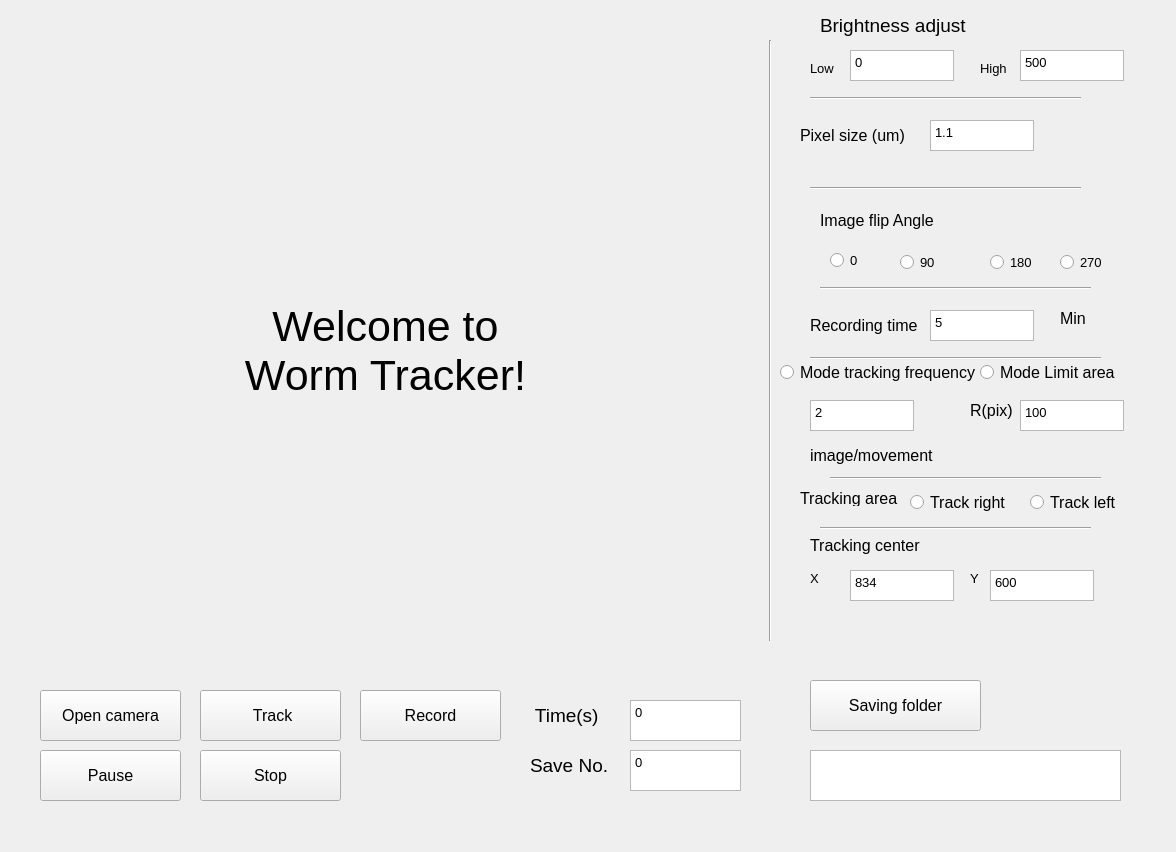
Before: the Qt Designer form track.ui in qazx8855/C.elegans_tracker, drawn with Qt 5.
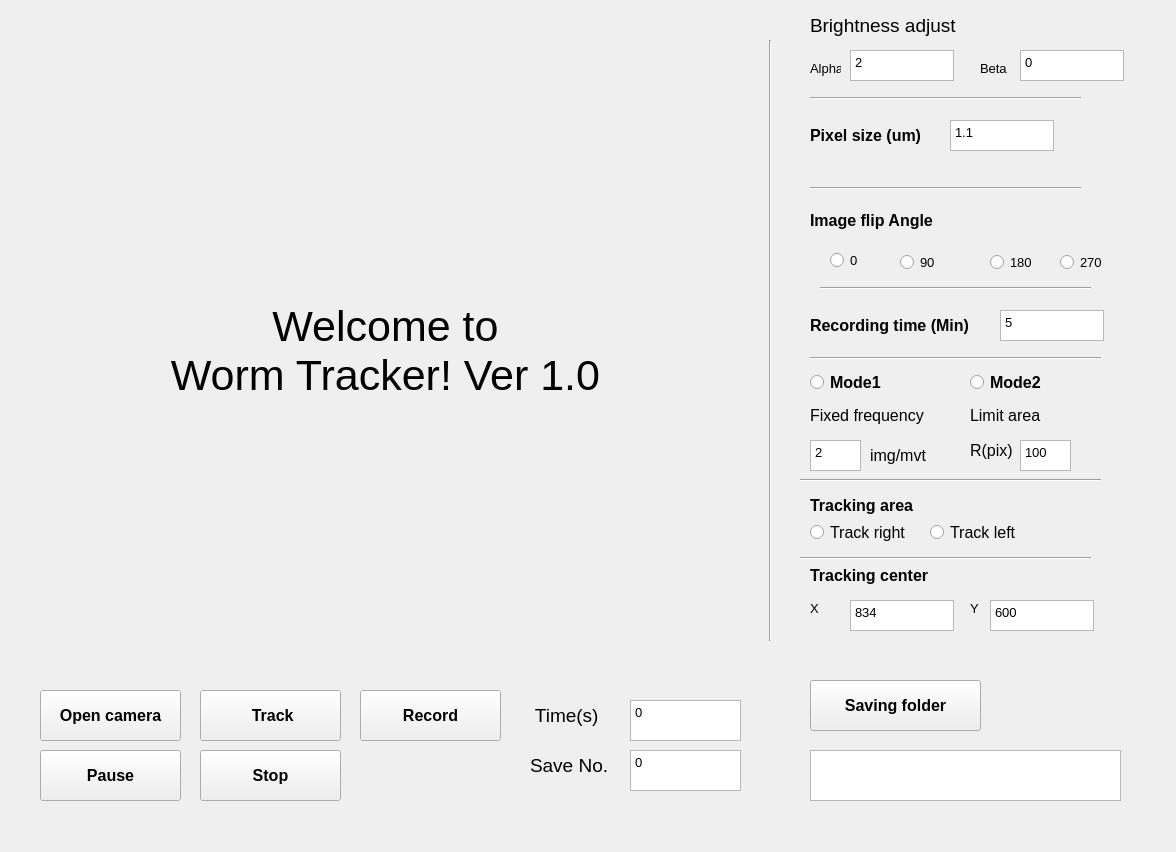
After: the same form once the commit is applied.

```diff
--- a/track.ui
+++ b/track.ui
@@ -34,7 +34,7 @@
    </property>
    <property name="text">
     <string>Welcome to 
-Worm Tracker!</string>
+Worm Tracker! Ver 1.0</string>
    </property>
    <property name="textFormat">
     <enum>Qt::PlainText</enum>
@@ -68,6 +68,8 @@
    <property name="font">
     <font>
      <pointsize>12</pointsize>
+     <weight>75</weight>
+     <bold>true</bold>
     </font>
    </property>
    <property name="text">
@@ -96,6 +98,8 @@
    <property name="font">
     <font>
      <pointsize>12</pointsize>
+     <weight>75</weight>
+     <bold>true</bold>
     </font>
    </property>
    <property name="text">
@@ -129,14 +133,14 @@
 &lt;html&gt;&lt;head&gt;&lt;meta name=&quot;qrichtext&quot; content=&quot;1&quot; /&gt;&lt;style type=&quot;text/css&quot;&gt;
 p, li { white-space: pre-wrap; }
 &lt;/style&gt;&lt;/head&gt;&lt;body style=&quot; font-family:'MS Shell Dlg 2'; font-size:10pt; font-weight:400; font-style:normal;&quot;&gt;
-&lt;p style=&quot; margin-top:0px; margin-bottom:0px; margin-left:0px; margin-right:0px; -qt-block-indent:0; text-indent:0px;&quot;&gt;&lt;span style=&quot; font-family:'Microsoft YaHei UI';&quot;&gt;500&lt;/span&gt;&lt;/p&gt;&lt;/body&gt;&lt;/html&gt;</string>
+&lt;p style=&quot; margin-top:0px; margin-bottom:0px; margin-left:0px; margin-right:0px; -qt-block-indent:0; text-indent:0px;&quot;&gt;&lt;span style=&quot; font-family:'Microsoft YaHei UI';&quot;&gt;0&lt;/span&gt;&lt;/p&gt;&lt;/body&gt;&lt;/html&gt;</string>
    </property>
   </widget>
   <widget class="QLabel" name="label_7">
    <property name="geometry">
     <rect>
      <x>810</x>
-     <y>570</y>
+     <y>600</y>
      <width>54</width>
      <height>16</height>
     </rect>
@@ -149,7 +153,7 @@
    <property name="geometry">
     <rect>
      <x>810</x>
-     <y>530</y>
+     <y>560</y>
      <width>161</width>
      <height>31</height>
     </rect>
@@ -157,6 +161,8 @@
    <property name="font">
     <font>
      <pointsize>12</pointsize>
+     <weight>75</weight>
+     <bold>true</bold>
     </font>
    </property>
    <property name="text">
@@ -167,7 +173,7 @@
    <property name="geometry">
     <rect>
      <x>850</x>
-     <y>570</y>
+     <y>600</y>
      <width>104</width>
      <height>31</height>
     </rect>
@@ -197,7 +203,7 @@
    <property name="geometry">
     <rect>
      <x>990</x>
-     <y>570</y>
+     <y>600</y>
      <width>104</width>
      <height>31</height>
     </rect>
@@ -235,17 +241,19 @@
    <property name="font">
     <font>
      <pointsize>12</pointsize>
+     <weight>75</weight>
+     <bold>true</bold>
     </font>
    </property>
    <property name="text">
-    <string>Recording time</string>
+    <string>Recording time (Min)</string>
    </property>
   </widget>
   <widget class="QLabel" name="label_8">
    <property name="geometry">
     <rect>
      <x>970</x>
-     <y>570</y>
+     <y>600</y>
      <width>54</width>
      <height>16</height>
     </rect>
@@ -268,13 +276,13 @@
 &lt;html&gt;&lt;head&gt;&lt;meta name=&quot;qrichtext&quot; content=&quot;1&quot; /&gt;&lt;style type=&quot;text/css&quot;&gt;
 p, li { white-space: pre-wrap; }
 &lt;/style&gt;&lt;/head&gt;&lt;body style=&quot; font-family:'MS Shell Dlg 2'; font-size:10pt; font-weight:400; font-style:normal;&quot;&gt;
-&lt;p style=&quot; margin-top:0px; margin-bottom:0px; margin-left:0px; margin-right:0px; -qt-block-indent:0; text-indent:0px;&quot;&gt;&lt;span style=&quot; font-family:'Microsoft YaHei UI';&quot;&gt;0&lt;/span&gt;&lt;/p&gt;&lt;/body&gt;&lt;/html&gt;</string>
+&lt;p style=&quot; margin-top:0px; margin-bottom:0px; margin-left:0px; margin-right:0px; -qt-block-indent:0; text-indent:0px;&quot;&gt;&lt;span style=&quot; font-family:'Microsoft YaHei UI';&quot;&gt;2&lt;/span&gt;&lt;/p&gt;&lt;/body&gt;&lt;/html&gt;</string>
    </property>
   </widget>
   <widget class="QLabel" name="label_12">
    <property name="geometry">
     <rect>
-     <x>820</x>
+     <x>810</x>
      <y>10</y>
      <width>151</width>
      <height>31</height>
@@ -293,8 +301,8 @@
    <property name="geometry">
     <rect>
      <x>810</x>
-     <y>400</y>
-     <width>104</width>
+     <y>440</y>
+     <width>51</width>
      <height>31</height>
     </rect>
    </property>
@@ -321,13 +329,13 @@
     </rect>
    </property>
    <property name="text">
-    <string>High</string>
+    <string>Beta</string>
    </property>
   </widget>
   <widget class="QTextEdit" name="tracking_time">
    <property name="geometry">
     <rect>
-     <x>930</x>
+     <x>1000</x>
      <y>310</y>
      <width>104</width>
      <height>31</height>
@@ -351,7 +359,7 @@
     </rect>
    </property>
    <property name="text">
-    <string>Low</string>
+    <string>Alpha</string>
    </property>
   </widget>
   <widget class="QPushButton" name="track">
@@ -366,46 +374,32 @@
    <property name="font">
     <font>
      <pointsize>12</pointsize>
+     <weight>75</weight>
+     <bold>true</bold>
     </font>
    </property>
    <property name="text">
     <string> Track</string>
    </property>
   </widget>
-  <widget class="QLabel" name="label_23">
-   <property name="geometry">
-    <rect>
-     <x>1060</x>
-     <y>310</y>
-     <width>71</width>
-     <height>16</height>
-    </rect>
-   </property>
-   <property name="font">
-    <font>
-     <pointsize>12</pointsize>
-    </font>
-   </property>
-   <property name="text">
-    <string>Min</string>
-   </property>
-  </widget>
   <widget class="QRadioButton" name="mode1">
    <property name="geometry">
     <rect>
-     <x>780</x>
-     <y>360</y>
-     <width>201</width>
+     <x>810</x>
+     <y>370</y>
+     <width>111</width>
      <height>24</height>
     </rect>
    </property>
    <property name="font">
     <font>
      <pointsize>12</pointsize>
+     <weight>75</weight>
+     <bold>true</bold>
     </font>
    </property>
    <property name="text">
-    <string>Mode tracking frequency</string>
+    <string>Mode1</string>
    </property>
    <attribute name="buttonGroup">
     <string notr="true">buttonGroup_2</string>
@@ -414,19 +408,21 @@
   <widget class="QRadioButton" name="mode2">
    <property name="geometry">
     <rect>
-     <x>980</x>
-     <y>360</y>
-     <width>141</width>
+     <x>970</x>
+     <y>370</y>
+     <width>151</width>
      <height>24</height>
     </rect>
    </property>
    <property name="font">
     <font>
      <pointsize>12</pointsize>
+     <weight>75</weight>
+     <bold>true</bold>
     </font>
    </property>
    <property name="text">
-    <string>Mode Limit area</string>
+    <string>Mode2</string>
    </property>
    <attribute name="buttonGroup">
     <string notr="true">buttonGroup_2</string>
@@ -436,7 +432,7 @@
    <property name="geometry">
     <rect>
      <x>970</x>
-     <y>400</y>
+     <y>440</y>
      <width>51</width>
      <height>20</height>
     </rect>
@@ -454,8 +450,8 @@
    <property name="geometry">
     <rect>
      <x>1020</x>
-     <y>400</y>
-     <width>104</width>
+     <y>440</y>
+     <width>51</width>
      <height>31</height>
     </rect>
    </property>
@@ -475,15 +471,17 @@
   <widget class="QLabel" name="label_14">
    <property name="geometry">
     <rect>
-     <x>800</x>
+     <x>810</x>
      <y>490</y>
-     <width>101</width>
-     <height>16</height>
+     <width>121</width>
+     <height>31</height>
     </rect>
    </property>
    <property name="font">
     <font>
      <pointsize>12</pointsize>
+     <weight>75</weight>
+     <bold>true</bold>
     </font>
    </property>
    <property name="text">
@@ -493,8 +491,8 @@
   <widget class="QRadioButton" name="right">
    <property name="geometry">
     <rect>
-     <x>910</x>
-     <y>490</y>
+     <x>810</x>
+     <y>520</y>
      <width>171</width>
      <height>24</height>
     </rect>
@@ -514,8 +512,8 @@
   <widget class="QRadioButton" name="left">
    <property name="geometry">
     <rect>
-     <x>1030</x>
-     <y>490</y>
+     <x>930</x>
+     <y>520</y>
      <width>91</width>
      <height>24</height>
     </rect>
@@ -535,15 +533,17 @@
   <widget class="QLabel" name="label_13">
    <property name="geometry">
     <rect>
-     <x>820</x>
+     <x>810</x>
      <y>210</y>
-     <width>131</width>
+     <width>141</width>
      <height>21</height>
     </rect>
    </property>
    <property name="font">
     <font>
      <pointsize>12</pointsize>
+     <weight>75</weight>
+     <bold>true</bold>
     </font>
    </property>
    <property name="text">
@@ -639,6 +639,8 @@
    <property name="font">
     <font>
      <pointsize>12</pointsize>
+     <weight>75</weight>
+     <bold>true</bold>
     </font>
    </property>
    <property name="text">
@@ -648,9 +650,9 @@
   <widget class="QLabel" name="label_24">
    <property name="geometry">
     <rect>
-     <x>810</x>
+     <x>870</x>
      <y>440</y>
-     <width>161</width>
+     <width>81</width>
      <height>31</height>
     </rect>
    </property>
@@ -660,7 +662,7 @@
     </font>
    </property>
    <property name="text">
-    <string>image/movement</string>
+    <string>img/mvt</string>
    </property>
   </widget>
   <widget class="QPushButton" name="button_pause">
@@ -675,6 +677,8 @@
    <property name="font">
     <font>
      <pointsize>12</pointsize>
+     <weight>75</weight>
+     <bold>true</bold>
     </font>
    </property>
    <property name="text">
@@ -687,10 +691,10 @@
   <widget class="Line" name="line_9">
    <property name="geometry">
     <rect>
-     <x>830</x>
+     <x>800</x>
      <y>470</y>
-     <width>271</width>
-     <height>16</height>
+     <width>301</width>
+     <height>20</height>
     </rect>
    </property>
    <property name="font">
@@ -714,6 +718,8 @@
    <property name="font">
     <font>
      <pointsize>12</pointsize>
+     <weight>75</weight>
+     <bold>true</bold>
     </font>
    </property>
    <property name="text">
@@ -726,9 +732,9 @@
   <widget class="Line" name="line_10">
    <property name="geometry">
     <rect>
-     <x>820</x>
-     <y>520</y>
-     <width>271</width>
+     <x>800</x>
+     <y>550</y>
+     <width>291</width>
      <height>16</height>
     </rect>
    </property>
@@ -809,15 +815,17 @@
   <widget class="QLabel" name="label_17">
    <property name="geometry">
     <rect>
-     <x>800</x>
+     <x>810</x>
      <y>120</y>
-     <width>111</width>
+     <width>121</width>
      <height>31</height>
     </rect>
    </property>
    <property name="font">
     <font>
      <pointsize>12</pointsize>
+     <weight>75</weight>
+     <bold>true</bold>
     </font>
    </property>
    <property name="text">
@@ -840,7 +848,7 @@
   <widget class="QTextEdit" name="pixelsize">
    <property name="geometry">
     <rect>
-     <x>930</x>
+     <x>950</x>
      <y>120</y>
      <width>104</width>
      <height>31</height>
@@ -854,6 +862,42 @@
 &lt;p style=&quot; margin-top:0px; margin-bottom:0px; margin-left:0px; margin-right:0px; -qt-block-indent:0; text-indent:0px;&quot;&gt;&lt;span style=&quot; font-family:'Microsoft YaHei UI';&quot;&gt;1.1&lt;/span&gt;&lt;/p&gt;&lt;/body&gt;&lt;/html&gt;</string>
    </property>
   </widget>
+  <widget class="QLabel" name="label_29">
+   <property name="geometry">
+    <rect>
+     <x>970</x>
+     <y>400</y>
+     <width>91</width>
+     <height>31</height>
+    </rect>
+   </property>
+   <property name="font">
+    <font>
+     <pointsize>12</pointsize>
+    </font>
+   </property>
+   <property name="text">
+    <string>Limit area</string>
+   </property>
+  </widget>
+  <widget class="QLabel" name="label_30">
+   <property name="geometry">
+    <rect>
+     <x>810</x>
+     <y>400</y>
+     <width>121</width>
+     <height>31</height>
+    </rect>
+   </property>
+   <property name="font">
+    <font>
+     <pointsize>12</pointsize>
+    </font>
+   </property>
+   <property name="text">
+    <string>Fixed frequency</string>
+   </property>
+  </widget>
  </widget>
  <resources/>
  <connections/>
```
